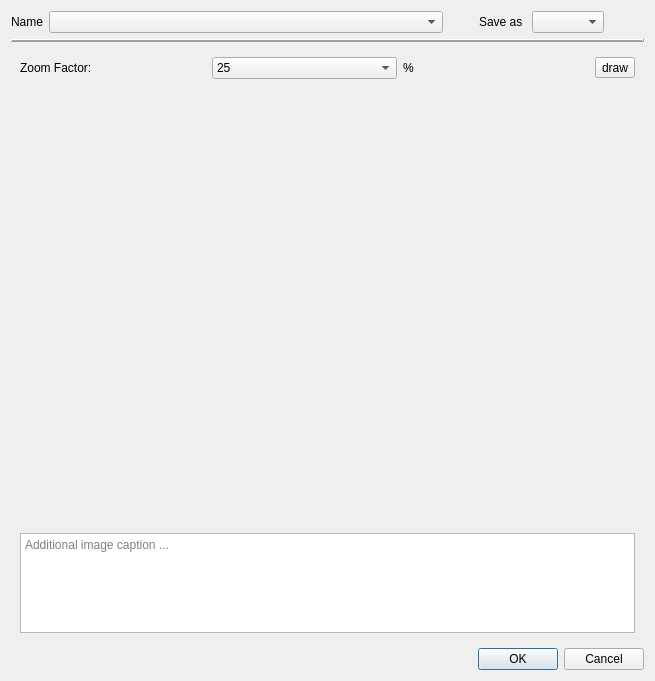
First picture: the form in src/pythonGui/karabogui/dialogs/ui/logbook.ui, repository European-XFEL/Karabo, before the edit.
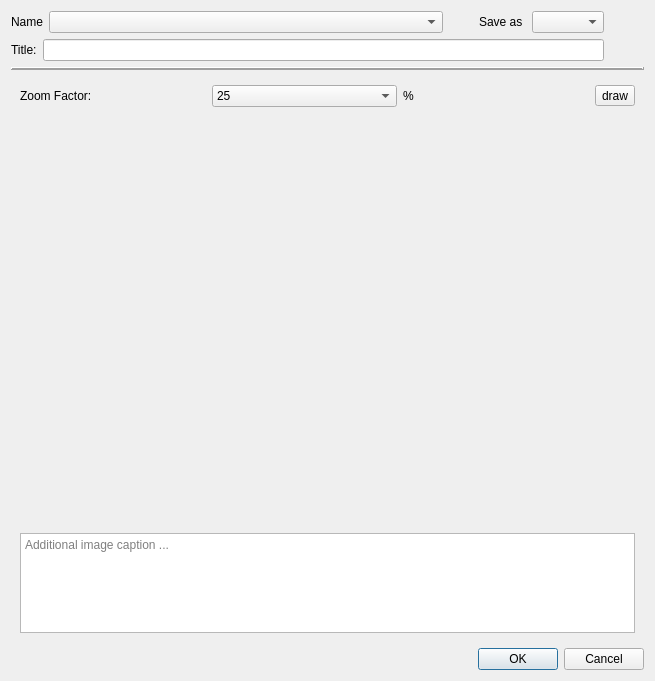
Second picture: the form after the edit.

Commit message: GUI: LogBook option to edit the title

```diff
--- a/src/pythonGui/karabogui/dialogs/ui/logbook.ui
+++ b/src/pythonGui/karabogui/dialogs/ui/logbook.ui
@@ -25,7 +25,7 @@
   <property name="windowTitle">
    <string>Logbook: Preview</string>
   </property>
-  <layout class="QVBoxLayout" name="verticalLayout" stretch="0,0,6,0">
+  <layout class="QVBoxLayout" name="verticalLayout" stretch="0,0,0,6,0">
    <item>
     <layout class="QHBoxLayout" name="horizontalLayout_3">
      <item>
@@ -100,6 +100,36 @@
      </item>
     </layout>
    </item>
+   <item>
+    <layout class="QHBoxLayout" name="horizontalLayout_5">
+     <item>
+      <widget class="QLabel" name="label_5">
+       <property name="text">
+        <string>Title:</string>
+       </property>
+      </widget>
+     </item>
+     <item>
+      <widget class="QLineEdit" name="title_line_edit"/>
+     </item>
+     <item>
+      <spacer name="horizontalSpacer_3">
+       <property name="orientation">
+        <enum>Qt::Horizontal</enum>
+       </property>
+       <property name="sizeType">
+        <enum>QSizePolicy::Fixed</enum>
+       </property>
+       <property name="sizeHint" stdset="0">
+        <size>
+         <width>40</width>
+         <height>20</height>
+        </size>
+       </property>
+      </spacer>
+     </item>
+    </layout>
+   </item>
    <item>
     <widget class="Line" name="line">
      <property name="frameShadow">
```
The commit also changes 2 other files.
